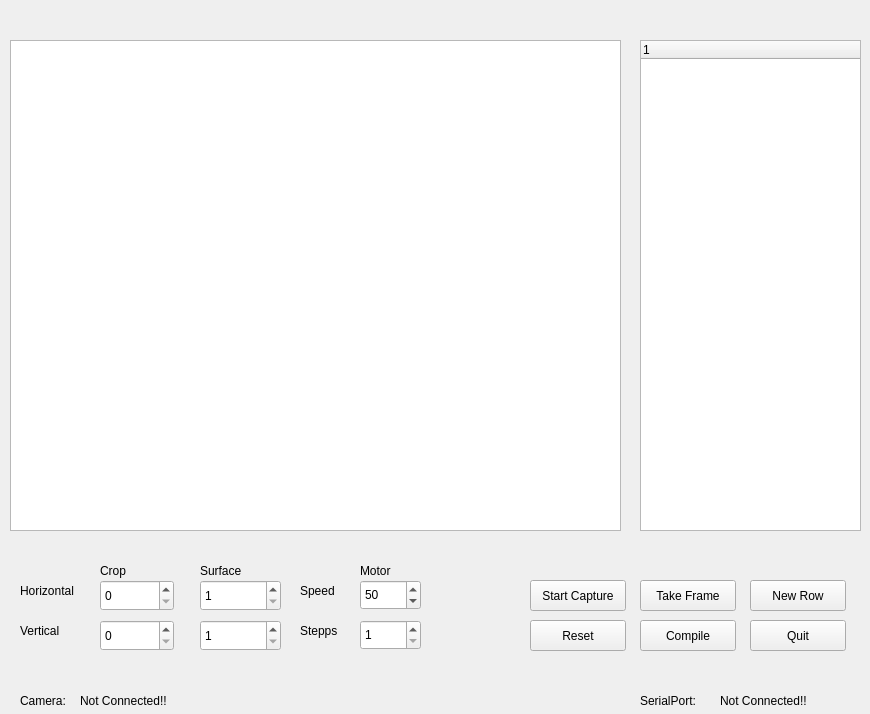
Above: turbocapture.ui from TurBoss/TurBoCapture3000 before the change. Below: the same form after it.
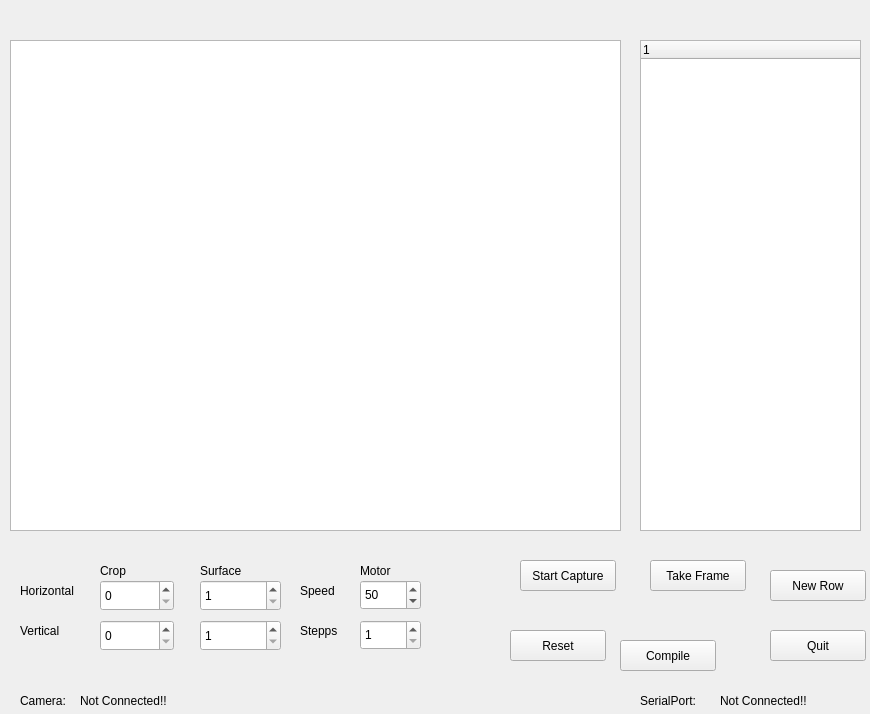
That is the form after the change.

The edit to the form file:
```diff
--- a/turbocapture.ui
+++ b/turbocapture.ui
@@ -30,8 +30,8 @@
    <widget class="QPushButton" name="quitButton">
     <property name="geometry">
      <rect>
-      <x>750</x>
-      <y>620</y>
+      <x>770</x>
+      <y>630</y>
       <width>96</width>
       <height>31</height>
      </rect>
@@ -98,8 +98,8 @@
    <widget class="QPushButton" name="takeFrameButton">
     <property name="geometry">
      <rect>
-      <x>640</x>
-      <y>580</y>
+      <x>650</x>
+      <y>560</y>
       <width>96</width>
       <height>31</height>
      </rect>
@@ -126,8 +126,8 @@
    <widget class="QPushButton" name="compileButton">
     <property name="geometry">
      <rect>
-      <x>640</x>
-      <y>620</y>
+      <x>620</x>
+      <y>640</y>
       <width>96</width>
       <height>31</height>
      </rect>
@@ -139,8 +139,8 @@
    <widget class="QPushButton" name="newRowButton">
     <property name="geometry">
      <rect>
-      <x>750</x>
-      <y>580</y>
+      <x>770</x>
+      <y>570</y>
       <width>96</width>
       <height>31</height>
      </rect>
@@ -210,8 +210,8 @@
    <widget class="QPushButton" name="captureButton">
     <property name="geometry">
      <rect>
-      <x>530</x>
-      <y>580</y>
+      <x>520</x>
+      <y>560</y>
       <width>96</width>
       <height>31</height>
      </rect>
@@ -223,8 +223,8 @@
    <widget class="QPushButton" name="resetButton">
     <property name="geometry">
      <rect>
-      <x>530</x>
-      <y>620</y>
+      <x>510</x>
+      <y>630</y>
       <width>96</width>
       <height>31</height>
      </rect>
```
